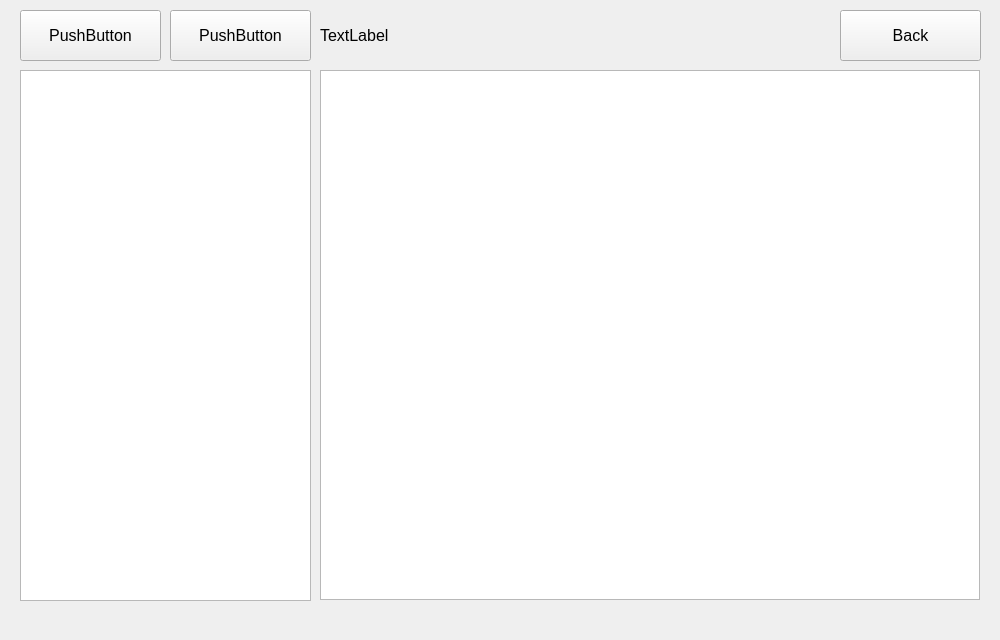
This is mainwindow.ui in SkillOutOfBoundsException/ExplorerTry2 as Qt 5 draws it before an edit. The edited form follows.
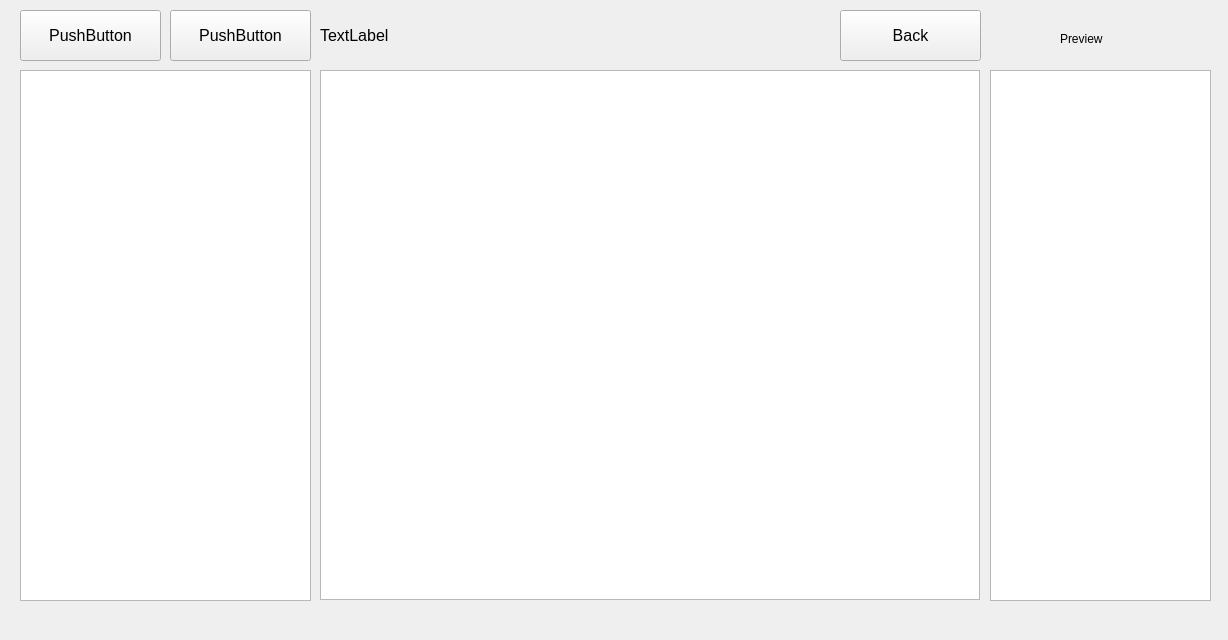
This is the edited form.

Commit message: funcion de preview

The edit to the form file:
```diff
--- a/mainwindow.ui
+++ b/mainwindow.ui
@@ -6,7 +6,7 @@
    <rect>
     <x>0</x>
     <y>0</y>
-    <width>1000</width>
+    <width>1228</width>
     <height>640</height>
    </rect>
   </property>
@@ -22,12 +22,6 @@
     <height>640</height>
    </size>
   </property>
-  <property name="maximumSize">
-   <size>
-    <width>1000</width>
-    <height>640</height>
-   </size>
-  </property>
   <property name="windowTitle">
    <string>MainWindow</string>
   </property>
@@ -142,6 +136,35 @@
      <string>TextLabel</string>
     </property>
    </widget>
+   <widget class="QPlainTextEdit" name="previewTxt">
+    <property name="geometry">
+     <rect>
+      <x>990</x>
+      <y>70</y>
+      <width>221</width>
+      <height>531</height>
+     </rect>
+    </property>
+    <property name="sizePolicy">
+     <sizepolicy hsizetype="Preferred" vsizetype="Expanding">
+      <horstretch>0</horstretch>
+      <verstretch>0</verstretch>
+     </sizepolicy>
+    </property>
+   </widget>
+   <widget class="QLabel" name="label_2">
+    <property name="geometry">
+     <rect>
+      <x>1060</x>
+      <y>30</y>
+      <width>67</width>
+      <height>17</height>
+     </rect>
+    </property>
+    <property name="text">
+     <string>Preview</string>
+    </property>
+   </widget>
   </widget>
   <widget class="QMenuBar" name="menuBar">
    <property name="geometry">
```
Left out of the diff: 4 changed lines with no effect on the pictures. The commit also changes 5 other files.
